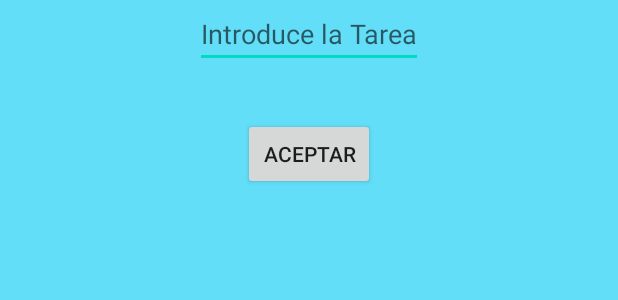
After one commit to agusCEV12/ALFRED, an Android app: the layout popup_add_tarea.xml on its own in the app's theme, with its tools: preview values and no code run, on a phone screen of 412 x 824 dp. The commit adds this screen. Shown: the top 300 px of the screen. Run offline under Robolectric (Android 15) with nearby library versions, the phone set to English and light mode, and no system bars.

Commit message:
Lista Tareas 0.1

```diff
--- /dev/null
+++ b/app/src/main/res/layout/popup_add_tarea.xml
@@ -0,0 +1,40 @@
+<?xml version="1.0" encoding="utf-8"?>
+<android.support.constraint.ConstraintLayout xmlns:android="http://schemas.android.com/apk/res/android"
+    xmlns:tools="http://schemas.android.com/tools"
+    android:layout_width="match_parent"
+    android:layout_height="match_parent"
+    android:orientation="vertical"
+    android:background="#62def8">
+
+    <LinearLayout
+        android:layout_width="match_parent"
+        android:layout_height="match_parent"
+        android:orientation="vertical">
+
+        <EditText
+            android:id="@+id/text_popup_AgregarTarea_nombre_tarea"
+            android:layout_width="wrap_content"
+            android:layout_height="wrap_content"
+            tools:ignore="MissingConstraints"
+            android:hint="Introduce la Tarea"
+            android:layout_gravity="center" />
+
+        <LinearLayout
+            android:layout_width="wrap_content"
+            android:layout_height="match_parent"
+            android:orientation="horizontal"
+            android:layout_marginTop="50px"
+            android:layout_gravity="center_horizontal">
+
+            <Button
+                android:id="@+id/btn_popup_agregarTarea_aceptar"
+                android:layout_width="wrap_content"
+                android:layout_height="wrap_content"
+                android:text="Aceptar" />
+
+        </LinearLayout>
+
+    </LinearLayout>
+
+
+</android.support.constraint.ConstraintLayout>
```
Also changed, not shown: app/src/main/java/com/example/alfred/ui/ListaTareas/TareasActivity.java (+47 -14 lines), app/src/main/java/com/example/alfred/ui/ListaTareas/Tareas_adapter.java (+7 -0 lines), app/src/main/res/layout/activity_tareas.xml (+8 -18 lines).
